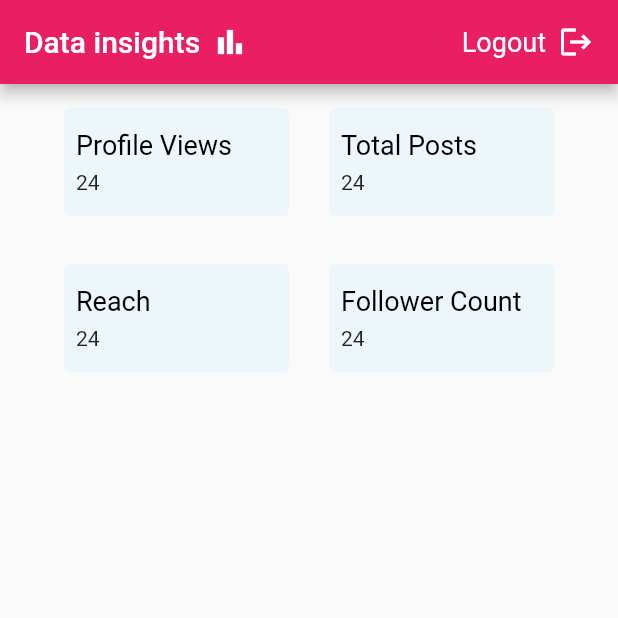
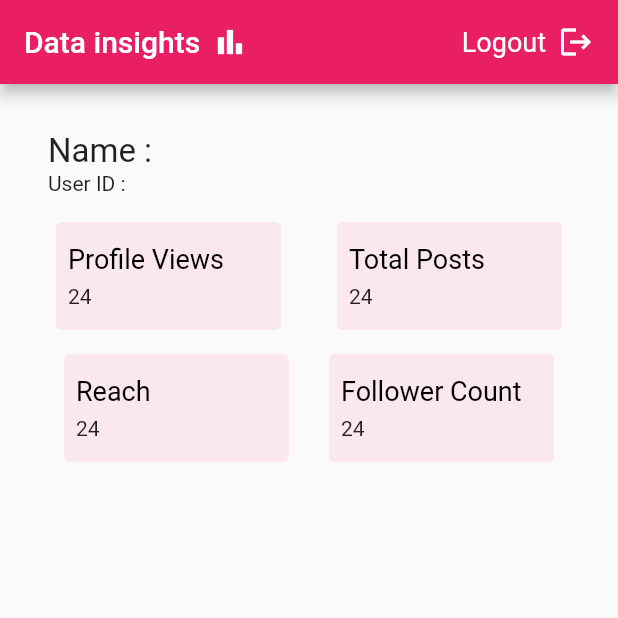
Before and after one commit to Neelansh-ns/ig_analytics_dashboard, a Flutter app: the IGDashboard screen opened directly, on a phone screen of 412 x 824 dp, the top half of it. Run offline on Flutter 3.47's test engine with Material 2 defaults, Android fonts, the phone set to English and light mode, and no system bars; our stand-ins replace rxdart, shared_preferences, webview_flutter; accounts and stored records are empty; statements that could not run were skipped.

Commit message:
Added user related insights.

```diff
--- a/lib/factory/view_factory.dart
+++ b/lib/factory/view_factory.dart
@@ -1,5 +1,6 @@
 import 'package:ig_analytics_dashboard/factory/base_view.dart';
 import 'package:ig_analytics_dashboard/view_model/authenticate_view.dart';
+import 'package:ig_analytics_dashboard/view_model/ig_dashboard_view.dart';
 
 
 class ViewFactory {
@@ -28,7 +29,7 @@ class ViewFactory {
   BaseView _get<T>() {
     switch (T) {
       case AuthenticateView: return AuthenticateView();
-      case AuthenticateView: return AuthenticateView();
+      case IgDashBoardView: return IgDashBoardView();
       default:
         return throw Exception("View is not created for $T");
     }
--- /dev/null
+++ b/lib/models/user.dart
@@ -0,0 +1,9 @@
+class User {
+  String name;
+  String userId;
+
+  User({
+    this.name,
+    this.userId,
+  });
+}
--- /dev/null
+++ b/lib/models/user_details.dart
@@ -0,0 +1,25 @@
+class UserDetails {
+  String reach;
+  String impressions;
+  String profileViews;
+  int totalPosts;
+  String biography;
+  String username;
+  String profilePic;
+  String pageName;
+  int followsCount;
+  int followersCount;
+
+  UserDetails({
+    this.reach,
+    this.impressions,
+    this.profileViews,
+    this.totalPosts,
+    this.biography,
+    this.username,
+    this.followsCount,
+    this.followersCount,
+    this.profilePic,
+    this.pageName,
+  });
+}
--- a/lib/utils/constants.dart
+++ b/lib/utils/constants.dart
@@ -2,4 +2,5 @@ class StringConstants {
   static const INSTAGRAM_APP_ID = '2535433576750588';
   static const INSTAGRAM_APP_SECRET = '0f4c9738c1e749e4ac168bd0a5f9b891';
   static const INSTAGRAM_REDIRECT_URI = 'https://example.com/';
+  static const LAMBDA_ENDPOINT = 'https://6etkn5v0ik.execute-api.us-east-1.amazonaws.com';
 }
--- a/lib/view_model/authenticate_view.dart
+++ b/lib/view_model/authenticate_view.dart
@@ -1,11 +1,13 @@
+import 'dart:convert';
+
 import 'package:http/http.dart' as http;
 import 'package:ig_analytics_dashboard/factory/base_view.dart';
 import 'package:ig_analytics_dashboard/factory/base_view_state.dart';
+import 'package:ig_analytics_dashboard/models/user.dart';
 import 'package:ig_analytics_dashboard/utils/constants.dart';
 import 'package:ig_analytics_dashboard/utils/string_helper.dart';
 import 'package:rxdart/rxdart.dart';
 import 'package:shared_preferences/shared_preferences.dart';
-import 'package:webview_flutter/webview_flutter.dart';
 
 class AuthenticateView extends BaseView<AuthenticateViewState> {
   @override
@@ -15,10 +17,11 @@ class AuthenticateView extends BaseView<AuthenticateViewState> {
 
   Future<bool> isUserSignedIn() async {
     SharedPreferences prefs = await SharedPreferences.getInstance();
-    state._userId = prefs.getString('userId');
-    state._token = prefs.getString('token');
-    print(state.userId.isValid && state.token.isValid);
-    return (state.userId.isValid && state.token.isValid);
+    return Future.value(false);
+    // state._userId = prefs.getString('userId');
+    // state._token = prefs.getString('token');
+    // print(state.userId.isValid && state.token.isValid);
+    // return (state.userId.isValid && state.token.isValid);
   }
 
   Future<void> signInWithInstagram() async {
@@ -29,12 +32,15 @@ class AuthenticateView extends BaseView<AuthenticateViewState> {
 
   Future<bool> logIn(String code) async {
     print(code);
-    var url = 'https://6etkn5v0ik.execute-api.us-east-1.amazonaws.com/login?code=$code';
+    var url = '${StringConstants.LAMBDA_ENDPOINT}/login?code=$code';
     Uri uri = Uri.parse(url);
     print(uri);
     return http.get(uri).then((response) {
       print('Response status: ${response.statusCode}');
-      print('Response body: ${response.body}');
+      print('Response body: ${jsonDecode(response.body)}');
+      saveUserData(User(
+          name: jsonDecode(response.body)['user']['body']['name'],
+          userId: (jsonDecode(response.body)['user']['body']['id']).toString()));
       return response.statusCode == 200;
     }).onError((error, stackTrace) {
       print('Error caught in login(): $error $stackTrace');
@@ -51,9 +57,18 @@ class AuthenticateView extends BaseView<AuthenticateViewState> {
   isLoading(bool isLoading) {
     state._isLoading.add(isLoading);
   }
+
+  void saveUserData(User user) {
+    state._user.add(user);
+  }
 }
 
 class AuthenticateViewState extends BaseViewState {
+
+  Stream<User> get user => _user;
+  BehaviorSubject<User> _user = BehaviorSubject();
+  User get userValue => _user.value;
+
   BehaviorSubject<bool> _isLoading = BehaviorSubject.seeded(false);
 
   Stream<bool> get isLoading => _isLoading;
@@ -61,20 +76,15 @@ class AuthenticateViewState extends BaseViewState {
       'https://www.facebook.com/v10.0/dialog/oauth?client_id=${StringConstants.INSTAGRAM_APP_ID}&redirect_uri=${StringConstants.INSTAGRAM_REDIRECT_URI}&scope=pages_show_list,instagram_basic,instagram_manage_insights';
 
   BehaviorSubject<bool> _showSignInWebView = BehaviorSubject.seeded(false);
-
+  bool get showSignInWebViewValue => _showSignInWebView.value;
   Stream<bool> get showSignInWebView => _showSignInWebView;
 
-  bool get showSignInWebViewValue => _showSignInWebView.value;
-  String _userId;
-  String _token;
-
-  String get userId => _userId;
-
-  String get token => _token;
+  // bool get showSignInWebViewValue => _showSignInWebView.value;
 
   @override
   dispose() {
     _isLoading.close();
     _showSignInWebView.close();
+    _user.close();
   }
 }
--- /dev/null
+++ b/lib/view_model/ig_dashboard_view.dart
@@ -0,0 +1,40 @@
+import 'dart:convert';
+
+import 'package:http/http.dart' as http;
+import 'package:ig_analytics_dashboard/factory/base_view.dart';
+import 'package:ig_analytics_dashboard/factory/base_view_state.dart';
+import 'package:ig_analytics_dashboard/models/user_details.dart';
+import 'package:ig_analytics_dashboard/responses/user_data_response.dart';
+import 'package:ig_analytics_dashboard/utils/constants.dart';
+import 'package:rxdart/rxdart.dart';
+
+class IgDashBoardView extends BaseView<IgDashBoardViewState> {
+  @override
+  initializeState() {
+    return IgDashBoardViewState();
+  }
+
+  void getUserData(String userId) {
+    var url = '${StringConstants.LAMBDA_ENDPOINT}//userDetails?userId=$userId';
+    Uri uri = Uri.parse(url);
+    print(uri);
+    http.get(uri).then((response) {
+      print(response.statusCode);
+      print(response.body);
+      UserDetails _userDetails =
+          getUserDataResponseFromJson(utf8.decode(response.bodyBytes)).mapToUserDetails();
+      state._userDetails.add(_userDetails);
+    });
+  }
+}
+
+class IgDashBoardViewState extends BaseViewState {
+  BehaviorSubject<UserDetails> _userDetails = BehaviorSubject();
+
+  Stream<UserDetails> get userDetails => _userDetails;
+
+  @override
+  dispose() {
+    _userDetails.close();
+  }
+}
--- a/lib/widgets/ig_dashboard.dart
+++ b/lib/widgets/ig_dashboard.dart
@@ -1,5 +1,10 @@
 import 'package:flutter/material.dart';
+import 'package:ig_analytics_dashboard/factory/view_factory.dart';
+import 'package:ig_analytics_dashboard/models/user.dart';
+import 'package:ig_analytics_dashboard/view_model/authenticate_view.dart';
+import 'package:ig_analytics_dashboard/view_model/ig_dashboard_view.dart';
 import 'package:ig_analytics_dashboard/widgets/rounded_box.dart';
+import 'package:webview_flutter/webview_flutter.dart';
 
 class IGDashboard extends StatefulWidget {
   @override
@@ -7,6 +12,15 @@ class IGDashboard extends StatefulWidget {
 }
 
 class _IGDashboardState extends State<IGDashboard> {
+  AuthenticateView _authenticateView = ViewFactory().get<AuthenticateView>();
+  IgDashBoardView _dashBoardView = ViewFactory().get<IgDashBoardView>();
+
+  @override
+  void initState() {
+    _dashBoardView.getUserData(_authenticateView.state.userValue.userId);
+    super.initState();
+  }
+
   @override
   Widget build(BuildContext context) {
     return Scaffold(
@@ -14,15 +28,20 @@ class _IGDashboardState extends State<IGDashboard> {
           actions: [
             GestureDetector(
                 onTap: () async {
-                  // final cookieManager = CookieManager();
-                  // cookieManager.clearCookies();
+                  final cookieManager = CookieManager();
+                  cookieManager.clearCookies();
                 },
                 child: Padding(
                   padding: const EdgeInsets.symmetric(horizontal: 16),
                   child: Row(
                     children: [
-                      Text('Logout',style: TextStyle(fontSize: 18),),
-                      SizedBox(width: 8,),
+                      Text(
+                        'Logout',
+                        style: TextStyle(fontSize: 18),
+                      ),
+                      SizedBox(
+                        width: 8,
+                      ),
                       Icon(Icons.logout),
                     ],
                   ),
@@ -50,8 +69,29 @@ class _IGDashboardState extends State<IGDashboard> {
               crossAxisAlignment: CrossAxisAlignment.center,
               mainAxisAlignment: MainAxisAlignment.start,
               children: [
+                Container(
+                  margin: const EdgeInsets.all(32).copyWith(bottom: 0),
+                  height: 60,
+                  child: StreamBuilder<User>(
+                      stream: _authenticateView.state.user,
+                      builder: (context, snapshot) {
+                        return Column(
+                          crossAxisAlignment: CrossAxisAlignment.stretch,
+                          children: [
+                            Text(
+                              'Name :${snapshot.data?.name ?? ''}',
+                              style: TextStyle(fontSize: 22),
+                            ),
+                            Text(
+                              'User ID :${snapshot.data?.userId ?? ''}',
+                              style: TextStyle(fontSize: 14),
+                            ),
+                          ],
+                        );
+                      }),
+                ),
                 Padding(
-                  padding: const EdgeInsets.all(16),
+                  padding: const EdgeInsets.all(0),
                   child: Row(
                     mainAxisAlignment: MainAxisAlignment.spaceEvenly,
                     children: [
--- a/lib/widgets/rounded_box.dart
+++ b/lib/widgets/rounded_box.dart
@@ -13,7 +13,7 @@ class RoundedBoxForNumber extends StatelessWidget {
       width: 150,
       decoration: BoxDecoration(
           borderRadius: BorderRadius.all(Radius.circular(4)),
-          color: Colors.lightBlue.withOpacity(0.05)),
+          color: Colors.pinkAccent.withOpacity(0.1)),
       child: Padding(
         padding: const EdgeInsets.all(8.0),
         child: Column(
```
Also changed, not shown: lib/responses/user_data_response.dart (added, +111 -0 lines).
